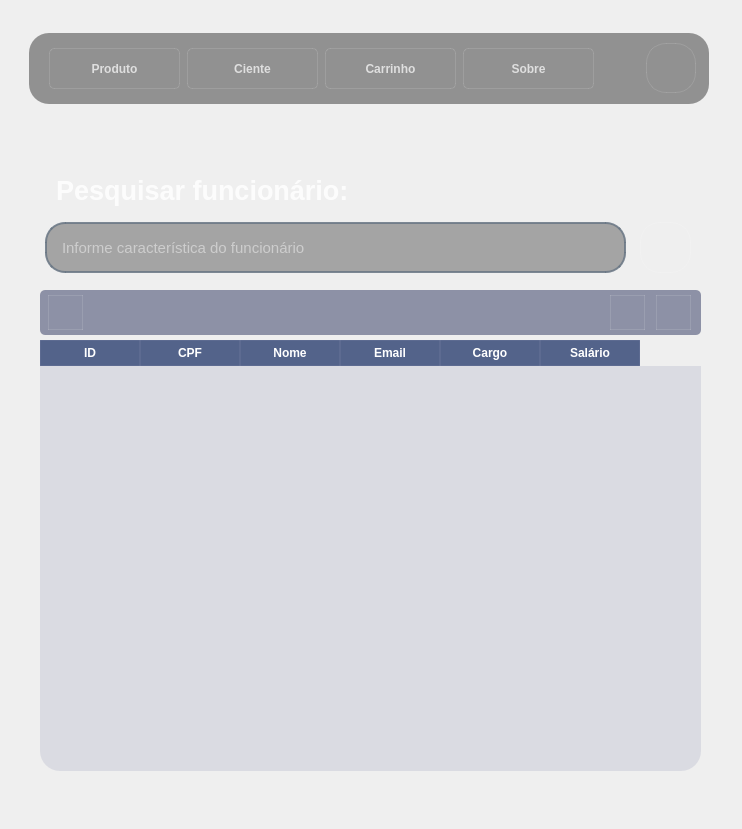
This is telas/tela_tabela_funcionario.ui in Vogi-png/byteshop-software as Qt 5 draws it before an edit. The edited form follows.
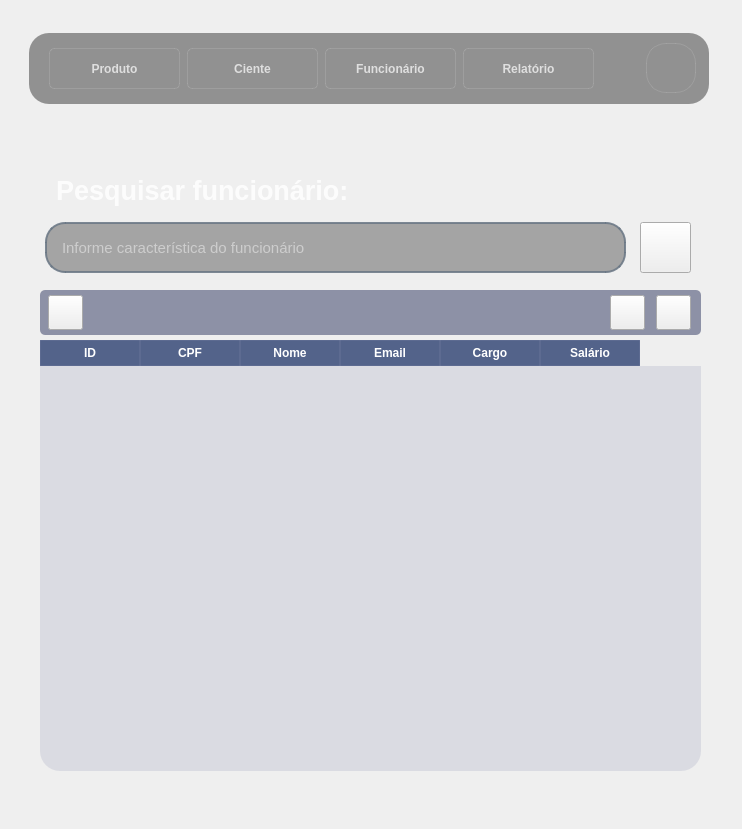
This is the edited form. Icons and pictures are not drawn.

Commit message: feat: máscaras nos cadastros da área de funcionário

What changed in the file:
```diff
--- a/telas/tela_tabela_funcionario.ui
+++ b/telas/tela_tabela_funcionario.ui
@@ -23,7 +23,7 @@
     </rect>
    </property>
    <property name="styleSheet">
-    <string notr="true">QPushButton#buscar_button, QPushButton#logout_button, QPushButton#add_button, QPushButton#editar_button, QPushButton#deletar_button  {
+    <string notr="true">QPushButton#logout_button {
 	background-color: rgba(0, 0, 0, 0);
 	color:rgba(85, 98, 112, 255);
     border-radius: 20px;
@@ -31,10 +31,7 @@
     font-weight: bold;
 }
 
-QPushButton#buscar_button:hover,  QPushButton#logout_button:hover,
-QPushButton#add_button:hover,
-QPushButton#editar_button:hover,
-QPushButton#deletar_button:hover {
+QPushButton#logout_button:hover {
     background-color: qlineargradient(
         spread:pad,
         x1:0, y1:0, x2:1, y2:1,
@@ -44,10 +41,7 @@
 	color:rgba(155, 168, 182, 220);
 }
 
-QPushButton#buscar_button:pressed, QPushButton#logout_button:pressed,
-QPushButton#add_button:pressed,
-QPushButton#editar_button:pressed,
-QPushButton#deletar_button:pressed {
+QPushButton#logout_button:pressed {
 	padding-left:5px;
 	padding-top:5px;
 	color:rgba(115, 128, 142, 255);
@@ -59,11 +53,11 @@
     );
 }
 
-QPushButton#cliente_button, QPushButton#compras_button, QPushButton#sobre_button, QPushButton#produtos_button {
+QPushButton#cliente_button, QPushButton#relatorio_button, QPushButton#produtos_button, QPushButton#funcionario_button {
     background-color: qlineargradient(
         spread:pad,
         x1:0, y1:0, x2:1, y2:1,
-        stop:0 rgba(15, 35, 70, 120),  
+        stop:0 rgba(15, 35, 70, 120), 
         stop:1 rgba(200, 200, 200, 40)
     );
     color: rgba(255, 255, 255, 180);  
@@ -72,8 +66,8 @@
     font-weight: bold;
 }
 
-QPushButton#cliente_button:hover, QPushButton#compras_button:hover, QPushButton#sobre_button:hover,
-QPushButton#produtos_button:hover {
+QPushButton#cliente_button:hover, QPushButton#relatorio_button:hover, QPushButton#produtos_button:hover,
+QPushButton#funcionario_button:hover {
     background-color: qlineargradient(
         spread:pad,
         x1:0, y1:0, x2:1, y2:1,
@@ -82,8 +76,8 @@
     );
 }
 
-QPushButton#cliente_button:pressed, QPushButton#compras_button:pressed, QPushButton#sobre_button:pressed,
-QPushButton#produtos_button:pressed {
+QPushButton#cliente_button:pressed, QPushButton#relatorio_button:pressed, QPushButton#produtos_button:pressed,
+QPushButton#funcionario_button:pressed {
     padding-left: 3px;
     padding-top: 3px;
     background-color: qlineargradient(
@@ -138,19 +132,6 @@
      <string>Produto</string>
     </property>
    </widget>
-   <widget class="QPushButton" name="compras_button">
-    <property name="geometry">
-     <rect>
-      <x>315</x>
-      <y>38</y>
-      <width>131</width>
-      <height>41</height>
-     </rect>
-    </property>
-    <property name="text">
-     <string>Carrinho</string>
-    </property>
-   </widget>
    <widget class="QPushButton" name="logout_button">
     <property name="geometry">
      <rect>
@@ -199,19 +180,6 @@
      <string/>
     </property>
    </widget>
-   <widget class="QPushButton" name="sobre_button">
-    <property name="geometry">
-     <rect>
-      <x>453</x>
-      <y>38</y>
-      <width>131</width>
-      <height>41</height>
-     </rect>
-    </property>
-    <property name="text">
-     <string>Sobre</string>
-    </property>
-   </widget>
    <widget class="QLineEdit" name="barra_pesquisa">
     <property name="geometry">
      <rect>
@@ -471,12 +439,36 @@
      <string/>
     </property>
    </widget>
+   <widget class="QPushButton" name="funcionario_button">
+    <property name="geometry">
+     <rect>
+      <x>315</x>
+      <y>38</y>
+      <width>131</width>
+      <height>41</height>
+     </rect>
+    </property>
+    <property name="text">
+     <string>Funcionário</string>
+    </property>
+   </widget>
+   <widget class="QPushButton" name="relatorio_button">
+    <property name="geometry">
+     <rect>
+      <x>453</x>
+      <y>38</y>
+      <width>131</width>
+      <height>41</height>
+     </rect>
+    </property>
+    <property name="text">
+     <string>Relatório</string>
+    </property>
+   </widget>
    <zorder>background</zorder>
    <zorder>label_3</zorder>
    <zorder>logout_button</zorder>
    <zorder>produtos_button</zorder>
-   <zorder>sobre_button</zorder>
-   <zorder>compras_button</zorder>
    <zorder>cliente_button</zorder>
    <zorder>barra_pesquisa</zorder>
    <zorder>label_2</zorder>
@@ -486,6 +478,8 @@
    <zorder>deletar_button</zorder>
    <zorder>editar_button</zorder>
    <zorder>add_button</zorder>
+   <zorder>funcionario_button</zorder>
+   <zorder>relatorio_button</zorder>
   </widget>
  </widget>
  <resources>
```
The commit also changes 16 other files.
